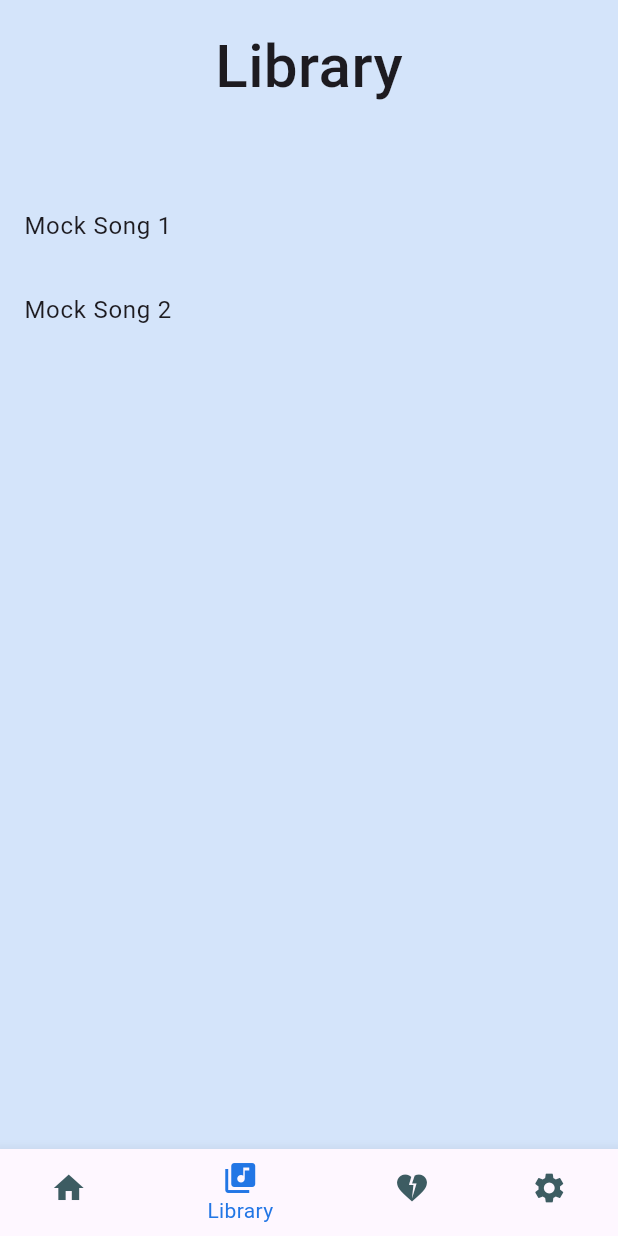
After one commit to Sophavisnuka/Week6-Flutter-Global-state-repo-App-Settings, a Flutter app: the screen it shows after launch, on a phone screen of 412 x 824 dp. The commit adds this screen. Run offline on Flutter 3.47's test engine with Material 3 defaults, Android fonts, the phone set to English and light mode, and no system bars; our stand-ins replace nested; Roboto replaces fonts that are missing (Eesti).

Commit message:
Create viewmodel, librarContent, homeScreen and viewmodel for homescreen

```diff
--- a/lib/main_common.dart
+++ b/lib/main_common.dart
@@ -1,6 +1,7 @@
 import 'package:flutter/material.dart';
 import 'package:provider/provider.dart';
 import 'package:nested/nested.dart';
+import 'package:week6_mvvm/ui/screens/home/home_screen.dart';
 import 'ui/screens/favorite/favorite_screen.dart';
 import 'ui/screens/library/library_screen.dart';
 import 'ui/screens/settings/settings_screen.dart';
@@ -32,7 +33,7 @@ class MyApp extends StatefulWidget {
 class _MyAppState extends State<MyApp> {
   int _currentIndex = 1;
 
-  final List<Widget> _pages = [LibraryScreen(), FavoriteScreen(), SettingsScreen()];
+  final List<Widget> _pages = [HomeScreen(), LibraryScreen(), FavoriteScreen(), SettingsScreen()];
 
   @override
   Widget build(BuildContext context) {
@@ -54,12 +55,17 @@ class _MyAppState extends State<MyApp> {
             });
           },
           selectedItemColor: settingsState.theme.color,
+          unselectedItemColor: AppColors.iconNormal,
           items: [
+            BottomNavigationBarItem(
+              icon: Icon(Icons.home),
+              label: 'Home',
+            ),
             BottomNavigationBarItem(
               icon: Icon(Icons.library_music),
               label: 'Library',
             ),
-             BottomNavigationBarItem(
+            BottomNavigationBarItem(
               icon: Icon(Icons.heart_broken),
               label: 'Favorites',
             ),
--- /dev/null
+++ b/lib/ui/screens/library/view_model/library_view_model.dart
@@ -0,0 +1,3 @@
+class LibraryViewModel {
+
+}
--- /dev/null
+++ b/lib/ui/screens/library/widgets/library_content.dart
@@ -0,0 +1,48 @@
+import 'package:flutter/material.dart';
+import 'package:provider/provider.dart';
+import 'package:week6_mvvm/data/repositories/songs/song_repository.dart';
+import 'package:week6_mvvm/model/songs/song.dart';
+import 'package:week6_mvvm/ui/states/player_state.dart';
+import 'package:week6_mvvm/ui/states/settings_state.dart';
+import 'package:week6_mvvm/ui/theme/theme.dart';
+import 'package:week6_mvvm/ui/widgets/song_tile.dart';
+
+class LibraryContent extends StatelessWidget {
+  const LibraryContent({super.key});
+
+  @override
+  Widget build(BuildContext context) {
+
+    SongRepository songRepository = context.read<SongRepository>();
+    List<Song> songs = songRepository.fetchSongs();
+
+    PlayerState playerState = context.watch<PlayerState>();
+    AppSettingsState settingsState = context.watch<AppSettingsState>();
+
+    return Container(
+      color: settingsState.theme.backgroundColor,
+      child: Column(
+        crossAxisAlignment: CrossAxisAlignment.center,
+        children: [
+          SizedBox(height: 16,),
+          Text('Library', style: AppTextStyles.heading,),
+          SizedBox(height: 50,),
+          Expanded(
+            child: ListView.builder(
+              itemCount: songs.length,
+              itemBuilder: (context, index) {
+                return SongTile(
+                  song: songs[index],
+                  isPlaying: playerState.currentSong == songs[index],
+                  onTap: () {
+                    playerState.start(songs[index]);
+                  },
+                );
+              },
+            ),
+          )
+        ],
+      ),
+    );
+  }
+}
--- /dev/null
+++ b/lib/ui/widgets/song_tile.dart
@@ -0,0 +1,40 @@
+import 'package:flutter/material.dart';
+import 'package:provider/provider.dart';
+import 'package:week6_mvvm/model/songs/song.dart';
+import 'package:week6_mvvm/ui/states/player_state.dart';
+
+class SongTile extends StatelessWidget {
+  const SongTile({
+    super.key,
+    required this.song,
+    required this.isPlaying,
+    required this.onTap,
+  });
+
+  final Song song;
+  final bool isPlaying;
+  final VoidCallback onTap;
+
+  @override
+  Widget build(BuildContext context) {
+    PlayerState state = context.watch<PlayerState>();
+    return ListTile(
+      onTap: onTap,
+      title: Row(
+        children: [
+          Text(song.title),
+          SizedBox(width: 5,),
+          Text(isPlaying ? "Playing": "", style: TextStyle(fontSize: 15 , color: Colors.red),)
+        ],
+      ),
+      trailing: isPlaying ? ElevatedButton(
+        onPressed: () {
+          state.stop();
+        },
+        child:Icon(
+          Icons.stop_circle, size: 20, color: Colors.red,
+        )
+      ): Text("")
+    );
+  }
+}
```
Also changed, not shown: lib/ui/screens/home/home_screen.dart (added, +53 -0 lines), lib/ui/screens/library/library_screen.dart (+2 -77 lines), lib/ui/screens/home/home_view_model.dart (added).
